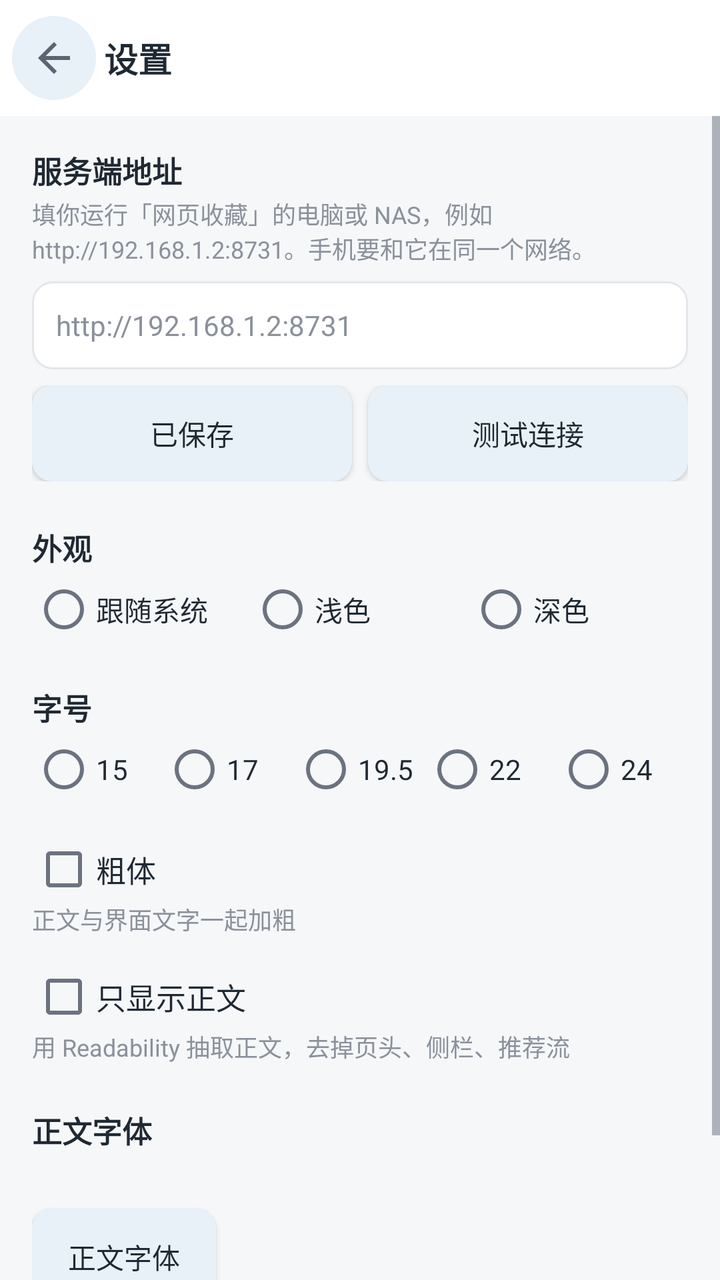
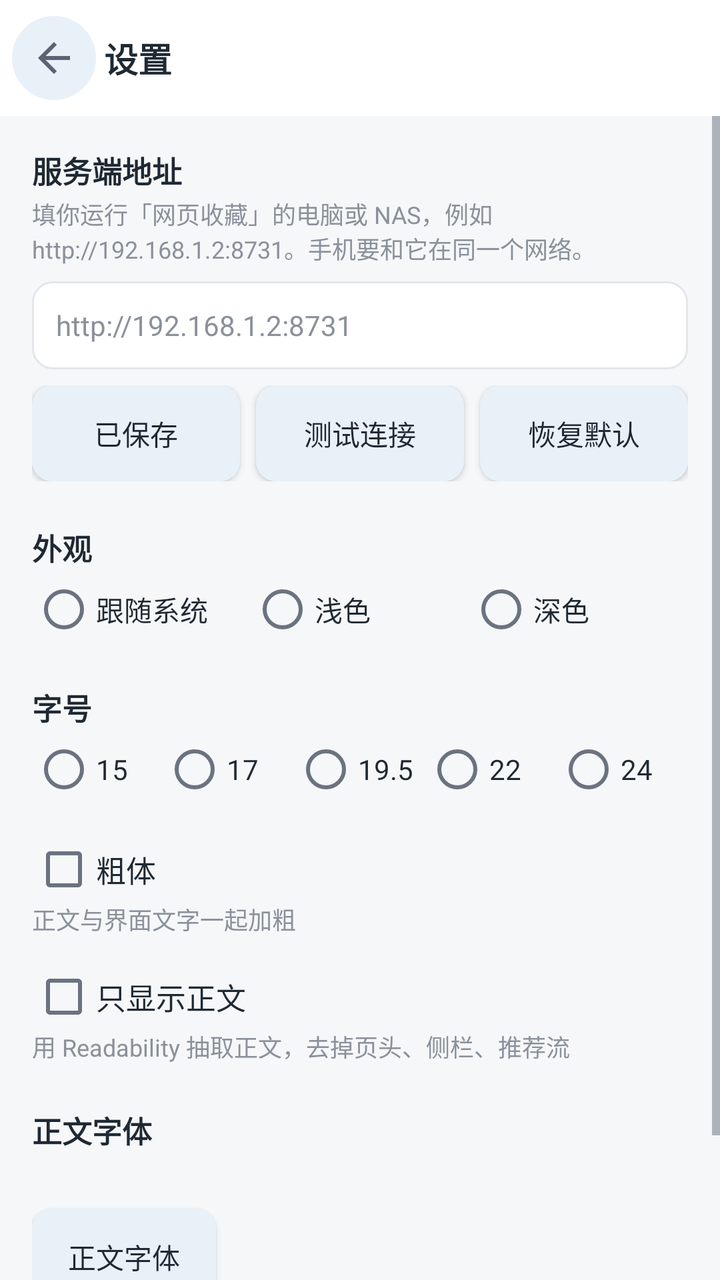

An Android layout rendered at two revisions. The XML below is the earlier revision; the diff shows what the commit changed to produce the second picture.
<!-- AndroidManifest.xml: application theme Theme.PageVault.Light -->
<!-- res/layout/activity_settings.xml -->
<?xml version="1.0" encoding="utf-8"?>
<LinearLayout xmlns:android="http://schemas.android.com/apk/res/android"
    android:layout_width="match_parent"
    android:layout_height="match_parent"
    android:orientation="vertical"
    android:background="?android:attr/colorBackground">

    <LinearLayout
        android:layout_width="match_parent"
        android:layout_height="wrap_content"
        android:orientation="horizontal"
        android:gravity="center_vertical"
        android:background="?attr/pvCard"
        android:paddingLeft="6dp"
        android:paddingRight="16dp"
        android:paddingTop="8dp"
        android:paddingBottom="8dp">

        <ImageButton
            android:id="@+id/btnBack"
            android:layout_width="42dp"
            android:layout_height="42dp"
            android:background="@drawable/btn_icon_bg"
            android:contentDescription="@string/add_cancel"
            android:src="@drawable/ic_back" />

        <TextView
            android:layout_width="0dp"
            android:layout_height="wrap_content"
            android:layout_weight="1"
            android:layout_marginLeft="4dp"
            android:text="@string/settings_title"
            android:textColor="?android:attr/textColorPrimary"
            android:textSize="17sp"
            android:textStyle="bold" />
    </LinearLayout>

    <ScrollView
        android:layout_width="match_parent"
        android:layout_height="0dp"
        android:layout_weight="1">

        <LinearLayout
            android:layout_width="match_parent"
            android:layout_height="wrap_content"
            android:orientation="vertical"
            android:padding="16dp">

            
            <TextView
        android:layout_width="match_parent"
        android:layout_height="wrap_content" style="@style/PvText" android:text="@string/settings_server" android:textStyle="bold" />
            <TextView
        android:layout_width="match_parent"
        android:layout_height="wrap_content" style="@style/PvTextMuted" android:layout_marginTop="2dp" android:text="@string/settings_server_tip" />
            <EditText
                android:id="@+id/serverInput"
                android:layout_width="match_parent"
                android:layout_height="44dp"
                android:layout_marginTop="8dp"
                android:background="@drawable/input_bg"
                android:hint="@string/settings_server_hint"
                android:inputType="textUri"
                android:paddingLeft="12dp"
                android:paddingRight="12dp"
                android:singleLine="true"
                android:textColor="?android:attr/textColorPrimary"
                android:textColorHint="?attr/pvMuted"
                android:textSize="14sp" />
            <LinearLayout
                android:layout_width="match_parent"
                android:layout_height="wrap_content"
                android:layout_marginTop="8dp"
                android:orientation="horizontal">
                <Button android:id="@+id/btnSaveServer" style="@style/PvButton" android:layout_width="0dp" android:layout_height="wrap_content" android:layout_weight="1" android:text="@string/add_saved" />
                <Button android:id="@+id/btnTest" style="@style/PvButton" android:layout_width="0dp" android:layout_height="wrap_content" android:layout_marginLeft="8dp" android:layout_weight="1" android:text="@string/settings_test" />
            </LinearLayout>

            
            <TextView
        android:layout_width="match_parent"
        android:layout_height="wrap_content" style="@style/PvText" android:layout_marginTop="22dp" android:text="@string/settings_appearance" android:textStyle="bold" />
            <RadioGroup android:id="@+id/themeGroup" android:layout_width="match_parent" android:layout_height="wrap_content" android:layout_marginTop="4dp" android:orientation="horizontal">
                <RadioButton android:id="@+id/themeAuto" android:layout_width="0dp" android:layout_height="wrap_content" android:layout_weight="1" android:text="@string/settings_theme_auto" android:textColor="?android:attr/textColorPrimary" android:textSize="14sp" />
                <RadioButton android:id="@+id/themeLight" android:layout_width="0dp" android:layout_height="wrap_content" android:layout_weight="1" android:text="@string/settings_theme_light" android:textColor="?android:attr/textColorPrimary" android:textSize="14sp" />
                <RadioButton android:id="@+id/themeDark" android:layout_width="0dp" android:layout_height="wrap_content" android:layout_weight="1" android:text="@string/settings_theme_dark" android:textColor="?android:attr/textColorPrimary" android:textSize="14sp" />
            </RadioGroup>

            
            <TextView
        android:layout_width="match_parent"
        android:layout_height="wrap_content" style="@style/PvText" android:layout_marginTop="22dp" android:text="@string/settings_fontsize" android:textStyle="bold" />
            <RadioGroup android:id="@+id/sizeGroup" android:layout_width="match_parent" android:layout_height="wrap_content" android:layout_marginTop="4dp" android:orientation="horizontal">
                <RadioButton android:id="@+id/sizeS" android:layout_width="0dp" android:layout_height="wrap_content" android:layout_weight="1" android:text="15" android:textColor="?android:attr/textColorPrimary" android:textSize="14sp" />
                <RadioButton android:id="@+id/sizeM" android:layout_width="0dp" android:layout_height="wrap_content" android:layout_weight="1" android:text="17" android:textColor="?android:attr/textColorPrimary" android:textSize="14sp" />
                <RadioButton android:id="@+id/sizeL" android:layout_width="0dp" android:layout_height="wrap_content" android:layout_weight="1" android:text="19.5" android:textColor="?android:attr/textColorPrimary" android:textSize="14sp" />
                <RadioButton android:id="@+id/sizeXL" android:layout_width="0dp" android:layout_height="wrap_content" android:layout_weight="1" android:text="22" android:textColor="?android:attr/textColorPrimary" android:textSize="14sp" />
                <RadioButton android:id="@+id/sizeXXL" android:layout_width="0dp" android:layout_height="wrap_content" android:layout_weight="1" android:text="24" android:textColor="?android:attr/textColorPrimary" android:textSize="14sp" />
            </RadioGroup>

            
            <CheckBox android:id="@+id/boldBox" android:layout_width="match_parent" android:layout_height="wrap_content" android:layout_marginTop="18dp" android:text="@string/settings_bold" android:textColor="?android:attr/textColorPrimary" android:textSize="15sp" />
            <TextView
        android:layout_width="match_parent"
        android:layout_height="wrap_content" style="@style/PvTextMuted" android:text="@string/settings_bold_tip" />
            <CheckBox android:id="@+id/readerBox" android:layout_width="match_parent" android:layout_height="wrap_content" android:layout_marginTop="14dp" android:text="@string/settings_reader" android:textColor="?android:attr/textColorPrimary" android:textSize="15sp" />
            <TextView
        android:layout_width="match_parent"
        android:layout_height="wrap_content" style="@style/PvTextMuted" android:text="@string/settings_reader_tip" />

            
            <TextView
        android:layout_width="match_parent"
        android:layout_height="wrap_content" style="@style/PvText" android:layout_marginTop="22dp" android:text="@string/settings_font" android:textStyle="bold" />
            <TextView android:id="@+id/fontState"
        android:layout_width="match_parent"
        android:layout_height="wrap_content" style="@style/PvTextMuted" android:layout_marginTop="4dp" />
            <TextView android:id="@+id/fontTip"
        android:layout_width="match_parent"
        android:layout_height="wrap_content" style="@style/PvTextMuted" android:layout_marginTop="4dp" android:textColor="?attr/pvAccentSoft" android:visibility="gone" />
            <Button android:id="@+id/btnFont" style="@style/PvButton" android:layout_width="wrap_content" android:layout_height="wrap_content" android:layout_marginTop="8dp" android:text="@string/settings_font" />

            <TextView android:id="@+id/versionLine"
        android:layout_width="match_parent"
        android:layout_height="wrap_content" style="@style/PvTextMuted" android:layout_marginTop="26dp" android:layout_marginBottom="12dp" />
        </LinearLayout>
    </ScrollView>
</LinearLayout>
<!-- resources referenced by this layout -->
<resources>
  <!-- drawable btn_icon_bg (drawable) -->
  <?xml version="1.0" encoding="utf-8"?>
  <shape xmlns:android="http://schemas.android.com/apk/res/android" android:shape="oval">
      <solid android:color="?attr/pvAccentSoft" />
  </shape>
  <!-- drawable ic_back (drawable) -->
  <vector xmlns:android="http://schemas.android.com/apk/res/android"
      android:width="24dp" android:height="24dp" android:viewportWidth="24" android:viewportHeight="24">
      <path android:fillColor="#5b6472" android:pathData="M20,11H7.83l5.59,-5.59L12,4l-8,8 8,8 1.41,-1.41L7.83,13H20v-2z"/>
  </vector>
  <!-- drawable input_bg (drawable) -->
  <?xml version="1.0" encoding="utf-8"?>
  <shape xmlns:android="http://schemas.android.com/apk/res/android" android:shape="rectangle">
      <solid android:color="?attr/pvCard" />
      <corners android:radius="10dp" />
      <stroke android:width="1dp" android:color="?attr/pvBorder" />
  </shape>
  <string name="add_cancel">取消</string>
  <string name="add_saved">已保存</string>
  <string name="settings_appearance">外观</string>
  <string name="settings_bold">粗体</string>
  <string name="settings_bold_tip">正文与界面文字一起加粗</string>
  <string name="settings_font">正文字体</string>
  <string name="settings_fontsize">字号</string>
  <string name="settings_reader">只显示正文</string>
  <string name="settings_reader_tip">用 Readability 抽取正文，去掉页头、侧栏、推荐流</string>
  <string name="settings_server">服务端地址</string>
  <string name="settings_server_hint">http://192.168.1.2:8731</string>
  <string name="settings_server_tip">填你运行「网页收藏」的电脑或 NAS，例如 http://192.168.1.2:8731。手机要和它在同一个网络。</string>
  <string name="settings_test">测试连接</string>
  <string name="settings_theme_auto">跟随系统</string>
  <string name="settings_theme_dark">深色</string>
  <string name="settings_theme_light">浅色</string>
  <string name="settings_title">设置</string>
  <style name="PvButton">
          <item name="android:background">@drawable/btn_bg</item>
          <item name="android:textColor">?android:attr/textColorPrimary</item>
          <item name="android:textSize">14sp</item>
          <item name="android:paddingLeft">18dp</item>
          <item name="android:paddingRight">18dp</item>
          <item name="android:paddingTop">9dp</item>
          <item name="android:paddingBottom">9dp</item>
      </style>
  <style name="PvText">
          <item name="android:textSize">15sp</item>
          <item name="android:textColor">?android:attr/textColorPrimary</item>
      </style>
  <style name="PvTextMuted">
          <item name="android:textSize">12sp</item>
          <item name="android:textColor">?attr/pvMuted</item>
      </style>
  <style name="Theme.PageVault.Light" parent="@android:style/Theme.Material.Light.NoActionBar">
          <item name="android:colorBackground">#f6f7f9</item>
          <item name="android:textColorPrimary">#1f2933</item>
          <item name="android:textColorSecondary">#6b7280</item>
          <item name="android:colorAccent">#185fa5</item>
          <item name="android:windowLightStatusBar">true</item>
          <item name="android:statusBarColor">#ffffff</item>
          <item name="pvCard">#ffffff</item>
          <item name="pvBorder">#e3e6ea</item>
          <item name="pvMuted">#8a919b</item>
          <item name="pvAccentSoft">#e8f0f8</item>
          <item name="pvStar">#d29922</item>
      </style>
  <!-- drawable btn_bg (drawable) -->
  <?xml version="1.0" encoding="utf-8"?>
  <shape xmlns:android="http://schemas.android.com/apk/res/android" android:shape="rectangle">
      <solid android:color="?attr/pvAccentSoft" />
      <corners android:radius="10dp" />
  </shape>
</resources>

<!-- the commit's change to res/layout/activity_settings.xml (unified diff, before → after) -->
@@ -74,6 +74,7 @@
                 android:orientation="horizontal">
                 <Button android:id="@+id/btnSaveServer" style="@style/PvButton" android:layout_width="0dp" android:layout_height="wrap_content" android:layout_weight="1" android:text="@string/add_saved" />
                 <Button android:id="@+id/btnTest" style="@style/PvButton" android:layout_width="0dp" android:layout_height="wrap_content" android:layout_marginLeft="8dp" android:layout_weight="1" android:text="@string/settings_test" />
+                <Button android:id="@+id/btnResetServer" style="@style/PvButton" android:layout_width="0dp" android:layout_height="wrap_content" android:layout_marginLeft="8dp" android:layout_weight="1" android:text="@string/settings_reset_server" />
             </LinearLayout>
 
             
<!-- resource entries referenced after the edit -->
@@ -26,6 +26,7 @@
   <string name="settings_fontsize">字号</string>
   <string name="settings_reader">只显示正文</string>
   <string name="settings_reader_tip">用 Readability 抽取正文，去掉页头、侧栏、推荐流</string>
+  <string name="settings_reset_server">恢复默认</string>
   <string name="settings_server">服务端地址</string>
   <string name="settings_server_hint">http://192.168.1.2:8731</string>
   <string name="settings_server_tip">填你运行「网页收藏」的电脑或 NAS，例如 http://192.168.1.2:8731。手机要和它在同一个网络。</string>
